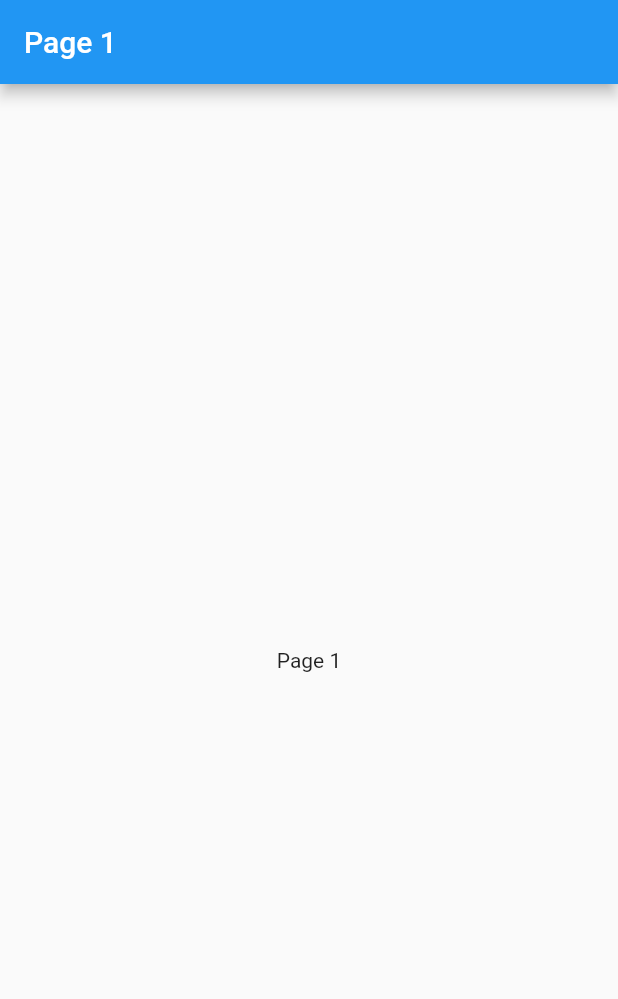
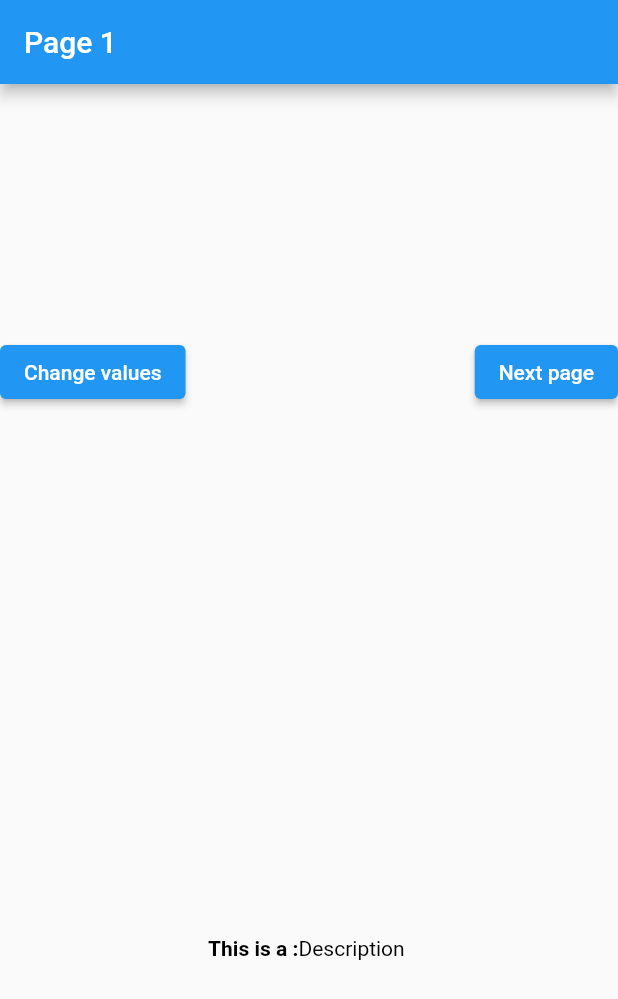
Before and after one commit to santosh565/provider_demo, a Flutter app: the screen it shows after launch, on a phone screen of 412 x 824 dp. Shown: the top 999 px of the screen. Run offline on Flutter 3.47's test engine with Material 2 defaults, Android fonts, the phone set to English and light mode, and no system bars.

Commit message:
add buttons and description text

```diff
--- a/lib/main.dart
+++ b/lib/main.dart
@@ -28,8 +28,15 @@ class Page1 extends StatelessWidget {
       appBar: AppBar(
         title: const Text('Page 1'),
       ),
-      body: const Center(
-        child: Text('Page 1'),
+      body: Column(
+        children: const [
+          Flexible(
+            child: Top(),
+          ),
+          Flexible(
+            child: Bottom(),
+          )
+        ],
       ),
     );
   }
@@ -40,7 +47,15 @@ class Top extends StatelessWidget {
 
   @override
   Widget build(BuildContext context) {
-    return Container();
+    return Center(
+      child: Row(
+        mainAxisAlignment: MainAxisAlignment.spaceBetween,
+        children: [
+          ElevatedButton(onPressed: () {}, child: const Text('Change values')),
+          ElevatedButton(onPressed: () {}, child: const Text('Next page')),
+        ],
+      ),
+    );
   }
 }
 
@@ -49,7 +64,22 @@ class Bottom extends StatelessWidget {
 
   @override
   Widget build(BuildContext context) {
-    return Container();
+    return Center(
+      child: RichText(
+        text: const TextSpan(
+          style: TextStyle(color: Colors.black),
+          children: [
+            TextSpan(
+              text: 'This is a :',
+              style: TextStyle(fontWeight: FontWeight.bold),
+            ),
+            TextSpan(
+              text: 'Description ',
+            ),
+          ],
+        ),
+      ),
+    );
   }
 }
 
```
